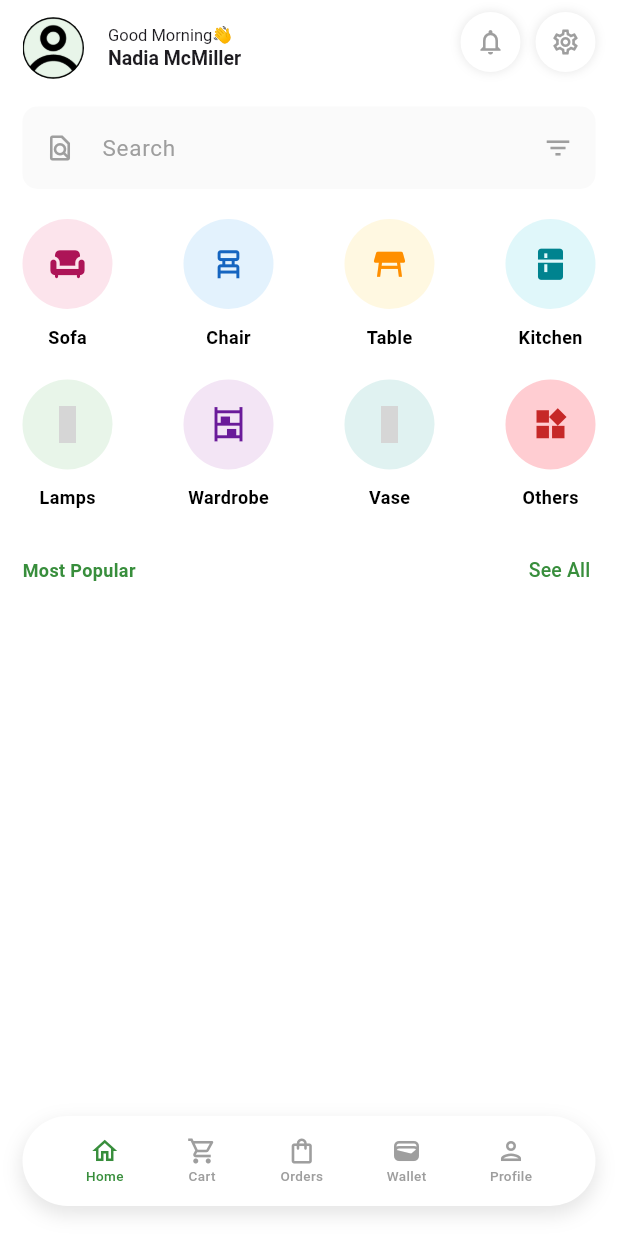
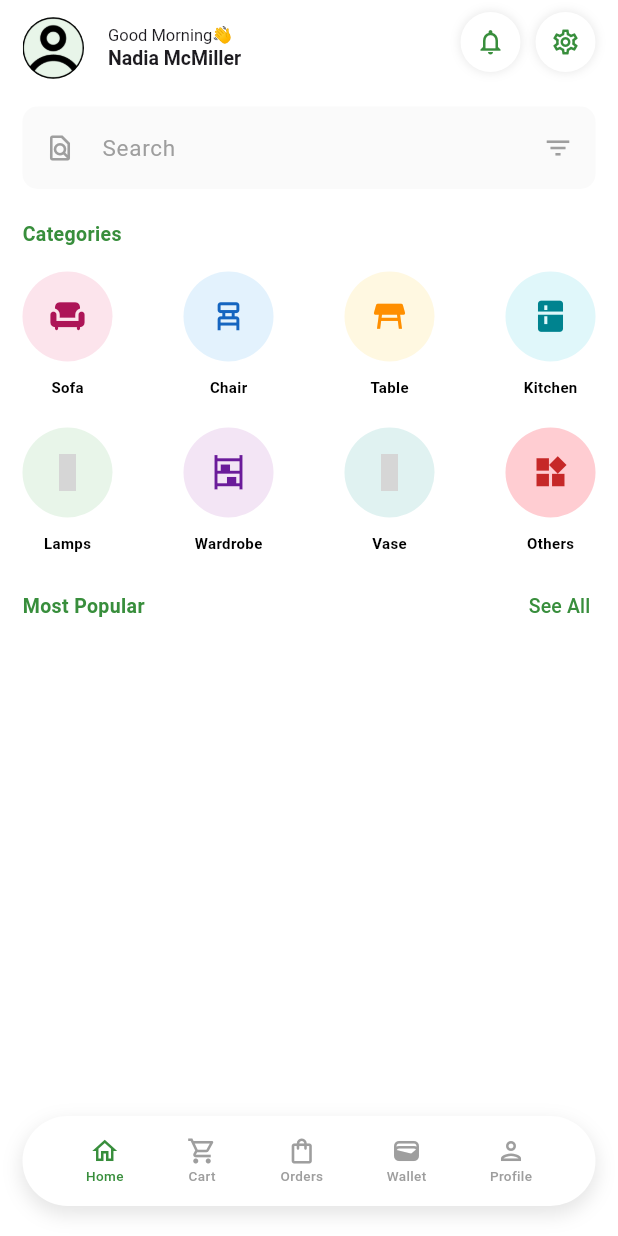
Before and after one commit to AJFX-01/joefloxy, a Flutter app: the screen it shows after launch, on a phone screen of 412 x 824 dp. Run offline on Flutter 3.47's test engine with Material 3 defaults, Android fonts, the light colour scheme and no system bars; our stand-ins replace material_design_icons_flutter; grey boxes are pictures that could not be loaded.

Commit message:
feat: completed the title header

```diff
--- a/lib/screens/home/components/appbar.dart
+++ b/lib/screens/home/components/appbar.dart
@@ -49,7 +49,7 @@ PreferredSizeWidget appHome(
           child: IconButton(
               onPressed: () {},
               icon: Icon(Icons.notifications_outlined,
-                  size: 20, color: AppColor.greyColor),
+                  size: 20, color: AppColor.secondaryColor),
               padding: EdgeInsets.zero,
               constraints: const BoxConstraints()),
         ),
@@ -73,7 +73,7 @@ PreferredSizeWidget appHome(
           child: IconButton(
               onPressed: () {},
               icon: Icon(Icons.settings_outlined,
-                  size: 20, color: AppColor.greyColor),
+                  size: 20, color: AppColor.secondaryColor),
               padding: EdgeInsets.zero,
               constraints: const BoxConstraints()),
         ),
--- a/lib/screens/home/components/categories.dart
+++ b/lib/screens/home/components/categories.dart
@@ -59,7 +59,7 @@ class _CategorySectionState extends State<CategorySection> {
             child: Icon(icon, size: 25, color: iconColor,),
           ),
           const SizedBox(height: 10),
-          Text(title, style: TextStyle(fontSize: 12, fontWeight: FontWeight.w700, color: AppColor.blackColor)),
+          Text(title, style: TextStyle(fontSize: 10, fontWeight: FontWeight.w700, color: AppColor.blackColor)),
         ],
       ),
     );
--- a/lib/screens/home/home.dart
+++ b/lib/screens/home/home.dart
@@ -25,10 +25,12 @@ class _HomePageState extends State<HomePage> {
             crossAxisAlignment: CrossAxisAlignment.center,
             children: [
               searchBar(),
-              const SizedBox(height: 20,),
+              const SizedBox(height: 10,),
+              titleHeader("Categories", "", context, false),
+              const SizedBox(height: 5,),
               const CategorySection(),
-              const SizedBox(height: 20,),
-              titleHeader("Most Popular", "popular", context)
+              const SizedBox(height: 15,),
+              titleHeader("Most Popular", "popular", context, true)
             ],
           ),
         ),
--- a/lib/utils/widget_utils.dart
+++ b/lib/utils/widget_utils.dart
@@ -122,7 +122,9 @@ class AppButton extends StatelessWidget {
   }
 }
 
-Widget titleHeader(String title, String route, BuildContext context) {
+Widget titleHeader(
+    String title, String? route, BuildContext context, bool showButton) {
+
   return SizedBox(
       height: 40,
       width: double.infinity,
@@ -130,9 +132,14 @@ Widget titleHeader(String title, String route, BuildContext context) {
         mainAxisAlignment: MainAxisAlignment.spaceBetween,
         children: [
           Text(title,
-              style: TextStyle(fontSize: 12, fontWeight: FontWeight.bold, color: AppColor.secondaryColor,)),
+              style: TextStyle(
+                fontSize: 13,
+                fontWeight: FontWeight.bold,
+                color: AppColor.secondaryColor,
+              )),
+          showButton ?
           TextButton(
-            onPressed: () => {Routes.navigate(context, routeName: route)},
+            onPressed: () => {Routes.navigate(context, routeName: route!)},
             style: TextButton.styleFrom(
                 padding: EdgeInsets.zero, minimumSize: Size.zero),
             child: Text(
@@ -142,7 +149,7 @@ Widget titleHeader(String title, String route, BuildContext context) {
               ),
               "See All",
             ),
-          ),
+          ) : const Text("")
         ],
       ));
 }
```
Also changed, not shown: lib/screens/home/components/tab.dart (added).
